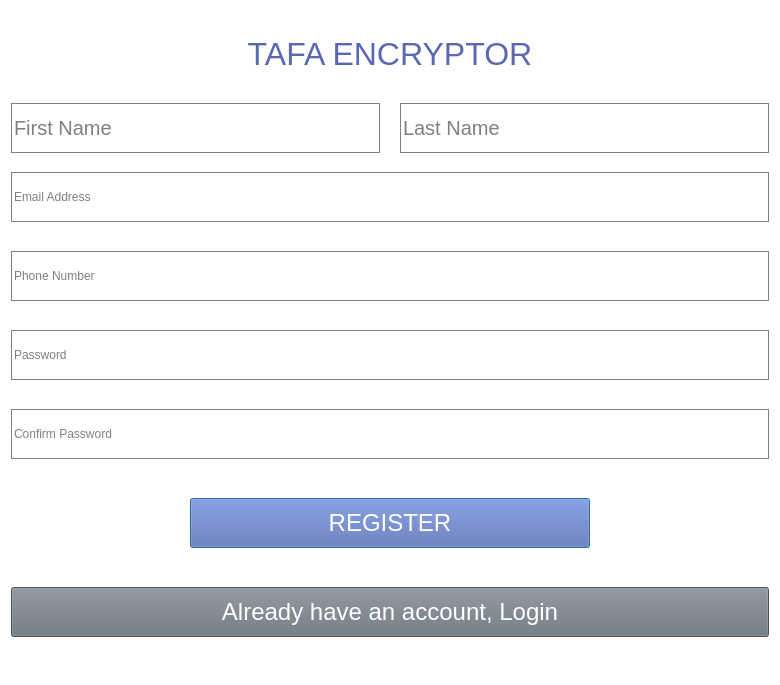
This is ui/registration_v2.ui in thaka-creations/player_encryptor as Qt 5 draws it before an edit. The edited form follows.
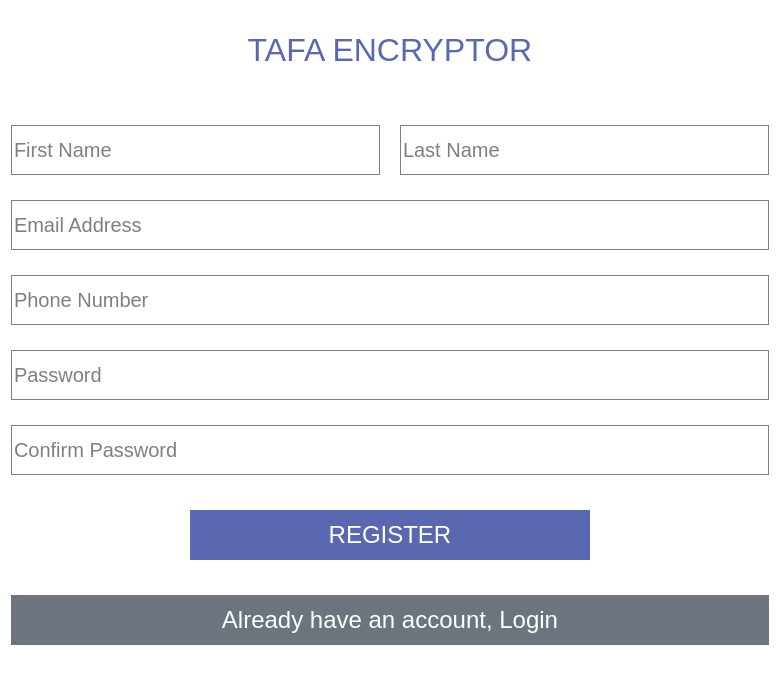
This is the edited form.

Diff of the .ui file:
```diff
--- a/ui/registration_v2.ui
+++ b/ui/registration_v2.ui
@@ -41,6 +41,22 @@
      </property>
     </widget>
    </item>
+   <item>
+    <spacer name="verticalSpacer_8">
+     <property name="orientation">
+      <enum>Qt::Vertical</enum>
+     </property>
+     <property name="sizeType">
+      <enum>QSizePolicy::Fixed</enum>
+     </property>
+     <property name="sizeHint" stdset="0">
+      <size>
+       <width>20</width>
+       <height>30</height>
+      </size>
+     </property>
+    </spacer>
+   </item>
    <item>
     <layout class="QHBoxLayout" name="horizontalLayout">
      <property name="spacing">
@@ -118,6 +134,22 @@
      </item>
     </layout>
    </item>
+   <item>
+    <spacer name="verticalSpacer_7">
+     <property name="orientation">
+      <enum>Qt::Vertical</enum>
+     </property>
+     <property name="sizeType">
+      <enum>QSizePolicy::Fixed</enum>
+     </property>
+     <property name="sizeHint" stdset="0">
+      <size>
+       <width>20</width>
+       <height>10</height>
+      </size>
+     </property>
+    </spacer>
+   </item>
    <item>
     <widget class="QLineEdit" name="emailAddressInput">
      <property name="minimumSize">
@@ -132,6 +164,11 @@
        <height>16777215</height>
       </size>
      </property>
+     <property name="font">
+      <font>
+       <pointsize>15</pointsize>
+      </font>
+     </property>
      <property name="styleSheet">
       <string notr="true">color: black;
 border: 1px solid grey;
@@ -172,6 +209,11 @@
        <height>16777215</height>
       </size>
      </property>
+     <property name="font">
+      <font>
+       <pointsize>15</pointsize>
+      </font>
+     </property>
      <property name="styleSheet">
       <string notr="true">color: black;
 border: 1px solid grey;
@@ -212,6 +254,11 @@
        <height>16777215</height>
       </size>
      </property>
+     <property name="font">
+      <font>
+       <pointsize>15</pointsize>
+      </font>
+     </property>
      <property name="styleSheet">
       <string notr="true">color: black;
 border: 1px solid grey;
@@ -255,6 +302,11 @@
        <height>16777215</height>
       </size>
      </property>
+     <property name="font">
+      <font>
+       <pointsize>15</pointsize>
+      </font>
+     </property>
      <property name="styleSheet">
       <string notr="true">color: black;
 border: 1px solid grey;
@@ -308,7 +360,8 @@
      </property>
      <property name="styleSheet">
       <string notr="true">background: #5968B0;
-color:white;</string>
+color:white;
+border: 0px;</string>
      </property>
      <property name="text">
       <string>REGISTER</string>
@@ -349,7 +402,8 @@
      </property>
      <property name="styleSheet">
       <string notr="true">background: #6c757d;
-color: white;</string>
+color: white;
+border: 0px;</string>
      </property>
      <property name="text">
       <string>Already have an account, Login</string>
```
